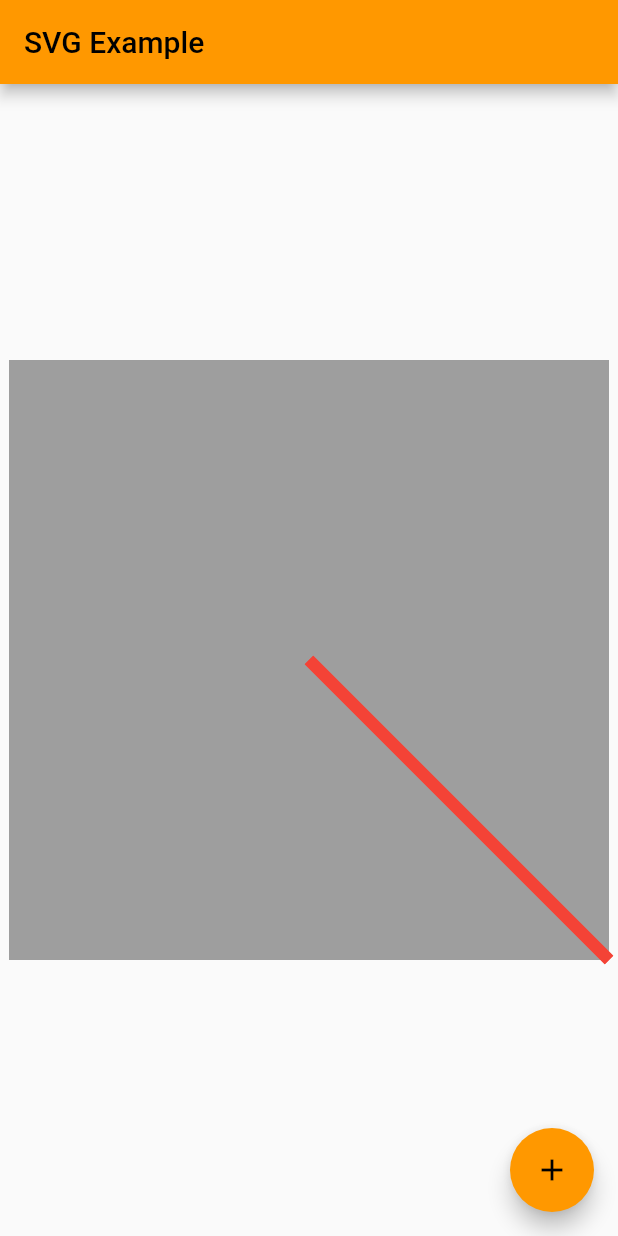
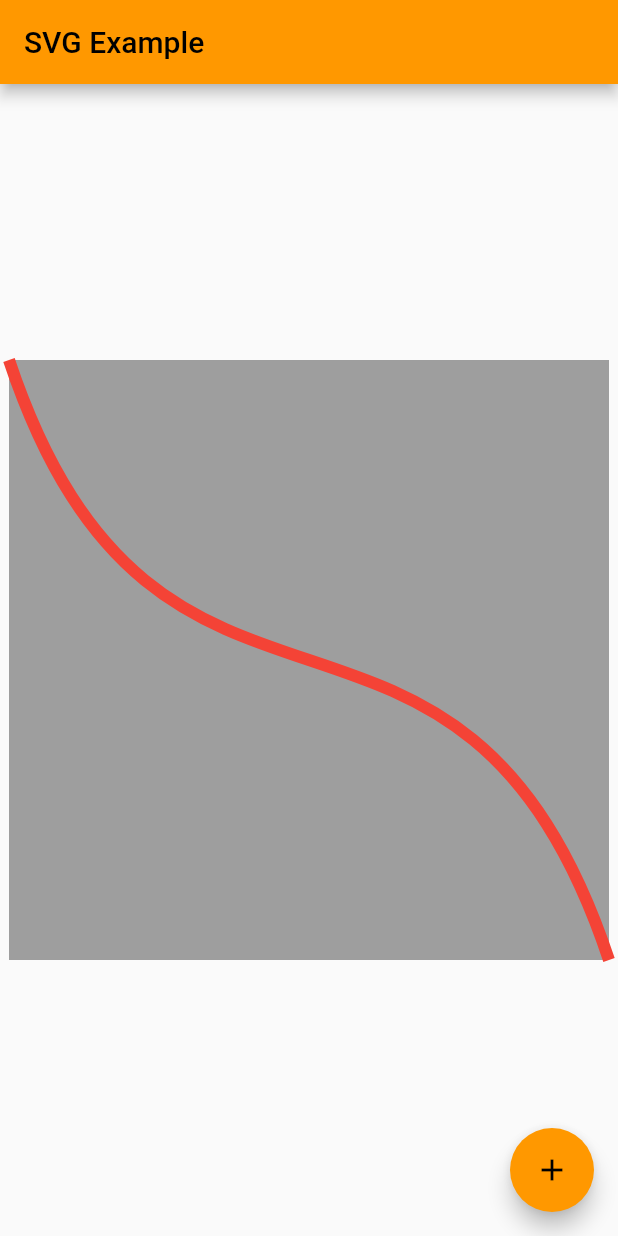
Before and after one commit to Dwonczykj/flutter_web_template, a Flutter app: the screen it shows after launch, on a phone screen of 412 x 824 dp. Run offline on Flutter 3.47's test engine with Material 2 defaults, Android fonts, the phone set to English and light mode, and no system bars; our stand-ins replace flutter_svg, tuple.

Commit message:
Add Cubic Line in PathExample component

```diff
--- a/lib/ui/components/path_example.dart
+++ b/lib/ui/components/path_example.dart
@@ -1,7 +1,7 @@
 import 'package:flutter/material.dart';
 
-class PathExample extends StatelessWidget {
-  const PathExample({Key? key}) : super(key: key);
+class PathExample_First extends StatelessWidget {
+  const PathExample_First({Key? key}) : super(key: key);
 
   @override
   Widget build(BuildContext context) {
@@ -35,27 +35,31 @@ class PathPainter extends CustomPainter {
   bool shouldRepaint(CustomPainter oldDelegate) => true;
 }
 
-class PathExample2 extends StatelessWidget {
-  const PathExample2({Key? key}) : super(key: key);
+class PathExample extends StatelessWidget {
+  const PathExample({Key? key}) : super(key: key);
 
   CustomPainter _drawLine(BuildContext context) {
     return LinePainter();
+  }
+
+  CustomPainter _drawCubic(BuildContext context) {
+    return CubicPainter();
   }
 
   @override
   Widget build(BuildContext context) {
     return Container(
       child: CustomPaint(
-        painter: _drawLine(context),
+        painter: _drawCubic(context),
       ),
     );
   }
 }
 
 class LinePainter extends CustomPainter {
-  final double progress;
+  final double progress; // How far to draw line accross width of screen.
 
-  LinePainter({this.progress = 0.0});
+  LinePainter({this.progress = 0.5});
 
   Paint _paint = Paint()
     ..color = Colors.black
@@ -76,3 +80,31 @@ class LinePainter extends CustomPainter {
     return oldDelegate.progress != progress;
   }
 }
+
+class CubicPainter extends CustomPainter {
+  CubicPainter();
+
+  Paint _paint = Paint()
+    ..color = Colors.green
+    ..strokeWidth = 4.0
+    ..style = PaintingStyle.stroke
+    ..strokeJoin = StrokeJoin.round;
+
+  @override
+  void paint(Canvas canvas, Size size) {
+    Paint paint = Paint()
+      ..color = Colors.red
+      ..style = PaintingStyle.stroke
+      ..strokeWidth = 8.0;
+
+    Path path = Path();
+    path.cubicTo(size.width / 4, 3 * size.height / 4, 3 * size.width / 4,
+        size.height / 4, size.width, size.height);
+    canvas.drawPath(path, paint);
+  }
+
+  @override
+  bool shouldRepaint(CubicPainter oldDelegate) {
+    return true;
+  }
+}
```
